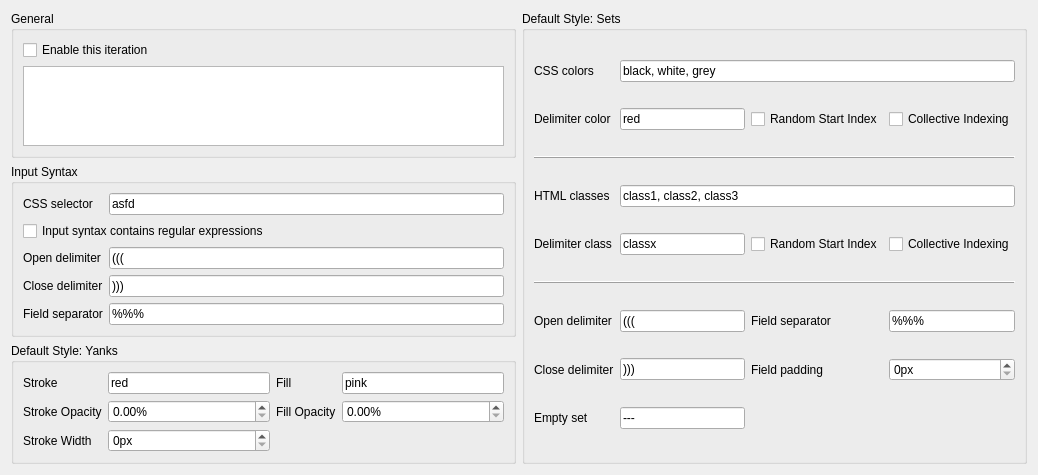
This is src/gui_config/sr_iteration_config.ui in hgiesel/anki_set_randomizer as Qt 5 draws it before an edit. The edited form follows.
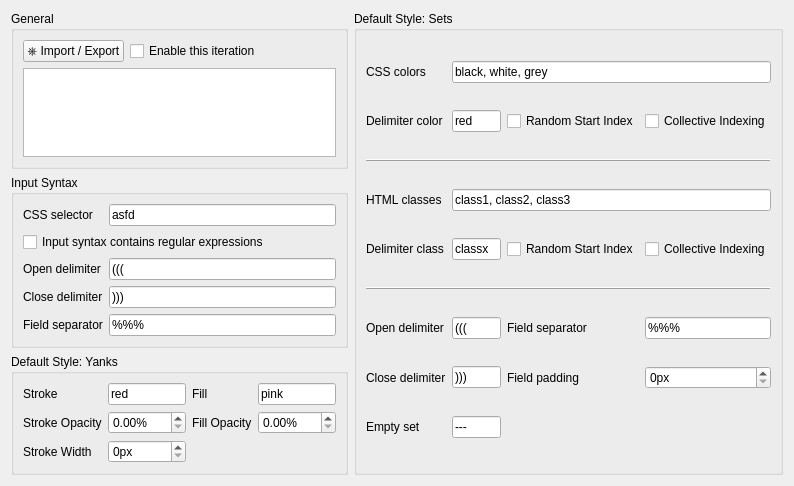
This is the edited form.

Commit message: Implement remaining imports (iter, iterations, inj, injections)

```diff
--- a/src/gui_config/sr_iteration_config.ui
+++ b/src/gui_config/sr_iteration_config.ui
@@ -6,8 +6,8 @@
    <rect>
     <x>0</x>
     <y>0</y>
-    <width>1038</width>
-    <height>475</height>
+    <width>794</width>
+    <height>486</height>
    </rect>
   </property>
   <property name="windowTitle">
@@ -349,18 +349,8 @@
      <property name="title">
       <string>General</string>
      </property>
-     <layout class="QVBoxLayout" name="verticalLayout_8">
-      <item>
-       <widget class="QCheckBox" name="enableIterationCheckBox">
-        <property name="toolTip">
-         <string>&lt;html&gt;&lt;head/&gt;&lt;body&gt;&lt;p&gt;Advanced feature. Check this if you want to treat the content of the &amp;quot;Open Delimiter&amp;quot;, &amp;quot;Close Delimiter&amp;quot;, and &amp;quot;Field separator&amp;quot; as regular expressions.&lt;/p&gt;&lt;/body&gt;&lt;/html&gt;</string>
-        </property>
-        <property name="text">
-         <string>Enable this iteration</string>
-        </property>
-       </widget>
-      </item>
-      <item>
+     <layout class="QGridLayout" name="gridLayout_5">
+      <item row="3" column="0" colspan="3">
        <widget class="QPlainTextEdit" name="descriptionTextEdit">
         <property name="plainText">
          <string/>
@@ -370,6 +360,23 @@
         </property>
        </widget>
       </item>
+      <item row="0" column="0">
+       <widget class="QPushButton" name="importButton">
+        <property name="text">
+         <string>⎈ Import / Export</string>
+        </property>
+       </widget>
+      </item>
+      <item row="0" column="1">
+       <widget class="QCheckBox" name="enableIterationCheckBox">
+        <property name="toolTip">
+         <string>&lt;html&gt;&lt;head/&gt;&lt;body&gt;&lt;p&gt;Advanced feature. Check this if you want to treat the content of the &amp;quot;Open Delimiter&amp;quot;, &amp;quot;Close Delimiter&amp;quot;, and &amp;quot;Field separator&amp;quot; as regular expressions.&lt;/p&gt;&lt;/body&gt;&lt;/html&gt;</string>
+        </property>
+        <property name="text">
+         <string>Enable this iteration</string>
+        </property>
+       </widget>
+      </item>
      </layout>
     </widget>
    </item>
```
The commit also changes 21 other files.
